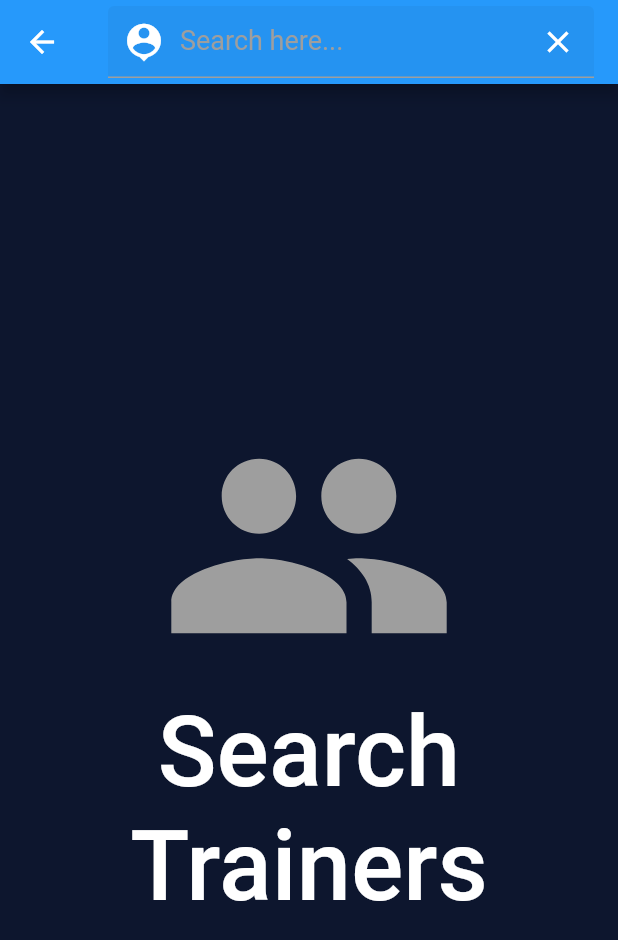
After one commit to iammujtaba44/abora, a Flutter app: the SearchPage screen opened directly, on a phone screen of 412 x 824 dp. The commit adds this screen. Shown: the top 940 px of the screen. Run offline on Flutter 3.47's test engine with Material 2 defaults, Android fonts, the phone set to English and light mode, and no system bars; our stand-ins replace charts_flutter, chewie, cloud_firestore, dotted_border, firebase_auth, firebase_core and 14 more; missing offline and left inert: credit_card_validate, stripe_payment; accounts and stored records are empty.

Commit message:
search page

```diff
--- /dev/null
+++ b/lib/screens/Client/SearchPage.dart
@@ -0,0 +1,104 @@
+import 'package:abora/global/colors.dart';
+import 'package:cloud_firestore/cloud_firestore.dart';
+import 'package:flutter/material.dart';
+
+class SearchPage extends StatefulWidget {
+  @override
+  _SearchPageState createState() => _SearchPageState();
+}
+
+class _SearchPageState extends State<SearchPage> {
+  final CollectionReference trainer =
+      FirebaseFirestore.instance.collection('trainer');
+
+  TextEditingController searchTextEditingController = TextEditingController();
+  Future<QuerySnapshot> futureSearchResults;
+
+  emptyTheTextFormField() {
+    searchTextEditingController.clear();
+  }
+
+  controlSearching(String str) {
+    Future<QuerySnapshot> allTrainerUsers =
+        trainer.where('name', isGreaterThanOrEqualTo: str).get();
+    setState(() {
+      futureSearchResults = allTrainerUsers;
+    });
+  }
+
+  AppBar searchPageHeader() {
+    return AppBar(
+      backgroundColor: CustomColor.blue,
+      title: TextFormField(
+        style: TextStyle(fontSize: 18.0, color: CustomColor.white),
+        controller: searchTextEditingController,
+        decoration: InputDecoration(
+            hintText: 'Search here...',
+            hintStyle: TextStyle(color: CustomColor.grey),
+            enabledBorder: UnderlineInputBorder(
+              borderSide: BorderSide(color: CustomColor.grey),
+            ),
+            focusedBorder: UnderlineInputBorder(
+              borderSide: BorderSide(color: CustomColor.white),
+            ),
+            filled: true,
+            prefixIcon:
+                Icon(Icons.person_pin, color: CustomColor.white, size: 30.0),
+            suffixIcon: IconButton(
+              icon: Icon(
+                Icons.clear,
+                color: CustomColor.white,
+              ),
+              onPressed: emptyTheTextFormField,
+            )),
+        onFieldSubmitted: controlSearching,
+      ),
+    );
+  }
+
+  Container displayNoSearchResultScreen() {
+    final Orientation orientation = MediaQuery.of(context).orientation;
+    return Container(
+      child: Center(
+        child: ListView(
+          shrinkWrap: true,
+          children: [
+            Icon(
+              Icons.group,
+              color: CustomColor.grey,
+              size: 200,
+            ),
+            Text("Search Trainers",
+                textAlign: TextAlign.center,
+                style: TextStyle(
+                    color: CustomColor.white,
+                    fontWeight: FontWeight.w500,
+                    fontSize: 65.0)),
+          ],
+        ),
+      ),
+    );
+  }
+
+  displayUsersFoundScreen() {
+    return FutureBuilder(
+      future: futureSearchResults,
+      builder: (context, snapshot) {
+        if (!snapshot.hasData) {
+          return CircularProgressIndicator();
+        }
+      },
+    );
+  }
+
+  @override
+  Widget build(BuildContext context) {
+    return Scaffold(
+      backgroundColor: CustomColor.backgroundColor,
+      appBar: searchPageHeader(),
+      body: futureSearchResults == null
+          ? displayNoSearchResultScreen()
+          : displayUsersFoundScreen,
+    );
+  }
+}
--- a/lib/screens/Client/booking/booking_screen.dart
+++ b/lib/screens/Client/booking/booking_screen.dart
@@ -1,7 +1,6 @@
 import 'package:abora/global/colors.dart';
 import 'package:abora/global/constants.dart';
 import 'package:abora/global/height.dart';
-import 'package:abora/services/database.dart';
 import 'package:abora/widgets/blue_button.dart';
 import 'package:abora/widgets/textfield_widget.dart';
 import 'package:flutter/cupertino.dart';
@@ -9,7 +8,6 @@ import 'package:flutter/material.dart';
 import 'package:flutter/rendering.dart';
 import 'package:flutter_calendar_carousel/classes/event.dart';
 import 'package:flutter_calendar_carousel/flutter_calendar_carousel.dart';
-import 'package:provider/provider.dart';
 
 class BookingScreen extends StatefulWidget {
   final String name;
@@ -43,7 +41,7 @@ class _BookingScreenState extends State<BookingScreen> {
   var _selectedSession;
   @override
   Widget build(BuildContext context) {
-    final database = Provider.of<DatabaseService>(context);
+    //final database = Provider.of<DatabaseService>(context);
 
     return Scaffold(
       body: Container(
```
